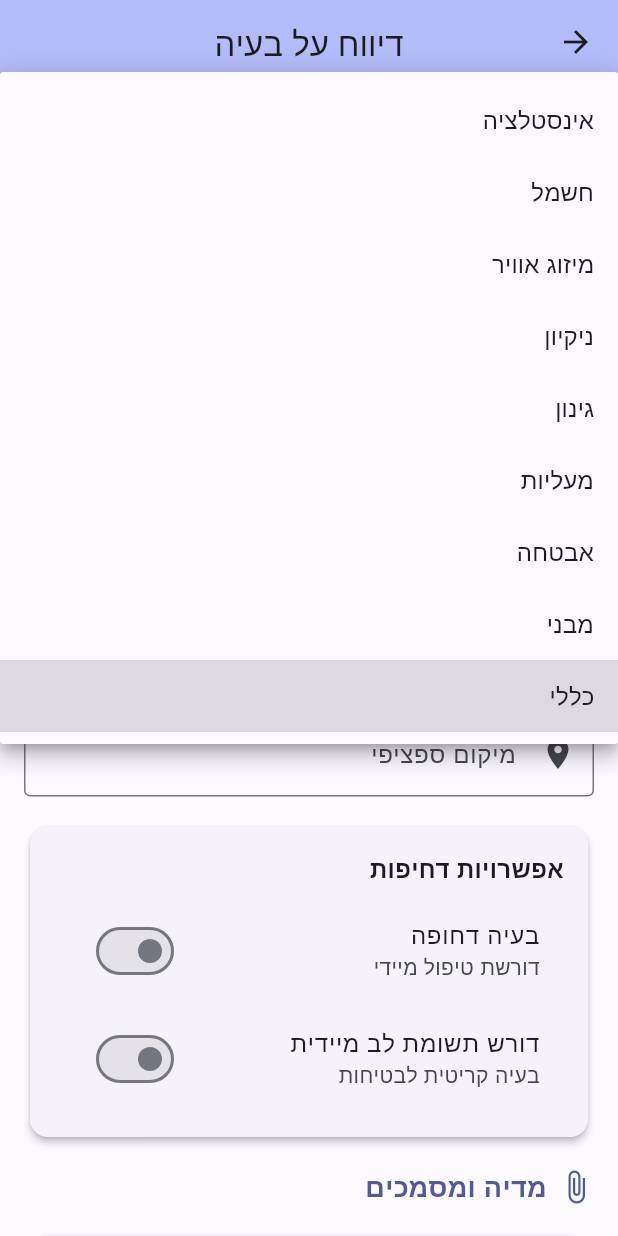
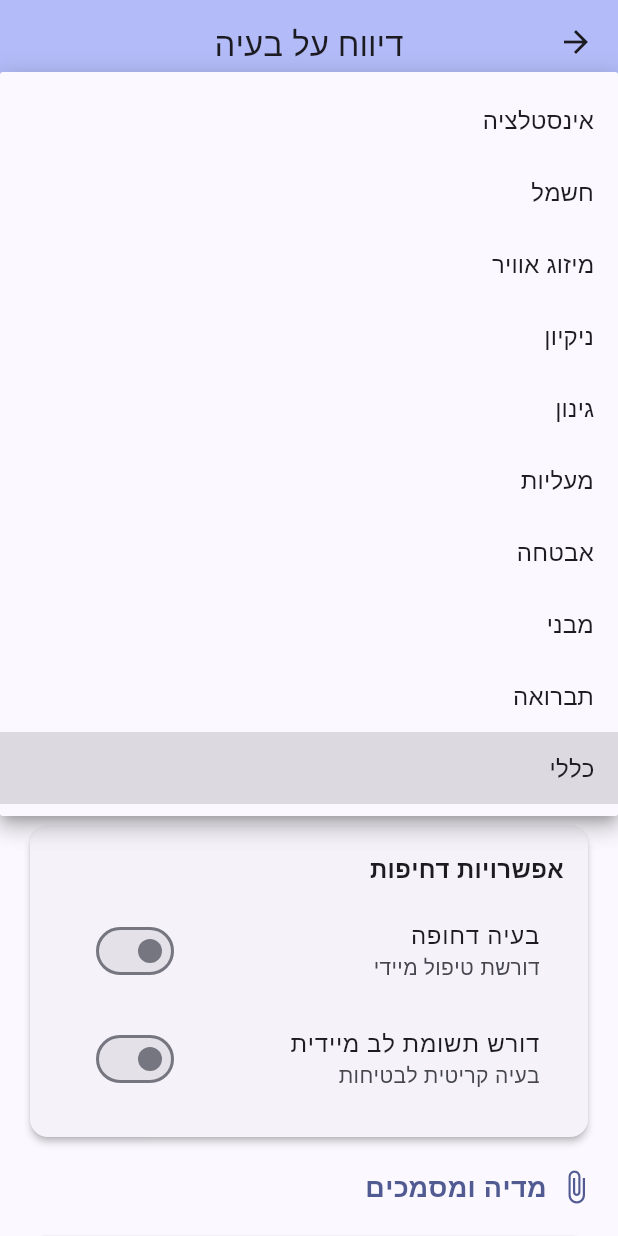
Before and after one commit to esamuel/vaadly, a Flutter app: the IssueReportingForm screen opened directly with empty values, after a tap on "כללי", on a phone screen of 412 x 824 dp. Run offline on Flutter 3.47's test engine with Material 3 defaults, Android fonts, the phone set to English and light mode, and no system bars; our stand-ins replace cloud_firestore, cloud_functions, firebase_auth, firebase_core, firebase_messaging, firebase_storage and 3 more; missing offline and left inert: flutter_stripe, mailer; accounts and stored records are empty; network calls fail.

Commit message:
fix(maintenance): add sanitation category and fix all category dropdown issues
- Added MaintenanceCategory.sanitation enum value
- Fixed all _categoryLabel and _getCategoryDisplay methods across files
- Fixed new maintenance request saving to always update local state
- Added debug logging for troubleshooting
- Enhanced building context fallback to demo_building_1

```diff
--- a/lib/core/models/maintenance_request.dart
+++ b/lib/core/models/maintenance_request.dart
@@ -26,6 +26,7 @@ enum MaintenanceCategory {
   elevator,     // מעליות
   security,     // אבטחה
   structural,   // מבני
+  sanitation,   // תברואה
   general,      // כללי
 }
 
@@ -143,6 +144,8 @@ class MaintenanceRequest {
         return 'אבטחה';
       case MaintenanceCategory.structural:
         return 'מבני';
+      case MaintenanceCategory.sanitation:
+        return 'תברואה';
       case MaintenanceCategory.general:
         return 'כללי';
     }
--- a/lib/features/maintenance/maintenance_dashboard.dart
+++ b/lib/features/maintenance/maintenance_dashboard.dart
@@ -830,8 +830,9 @@ class _AddMaintenanceRequestDialogState
         return 'אבטחה';
       case MaintenanceCategory.structural:
         return 'מבני';
+      case MaintenanceCategory.sanitation:
+        return 'תברואה';
       case MaintenanceCategory.general:
-      default:
         return 'כללי';
     }
   }
--- a/lib/features/maintenance/widgets/issue_reporting_form.dart
+++ b/lib/features/maintenance/widgets/issue_reporting_form.dart
@@ -581,6 +581,8 @@ class _IssueReportingFormState extends State<IssueReportingForm> {
         return 'אבטחה';
       case MaintenanceCategory.structural:
         return 'מבני';
+      case MaintenanceCategory.sanitation:
+        return 'תברואה';
       case MaintenanceCategory.general:
         return 'כללי';
     }
--- a/lib/features/maintenance/widgets/maintenance_request_details.dart
+++ b/lib/features/maintenance/widgets/maintenance_request_details.dart
@@ -878,6 +878,8 @@ class _MaintenanceRequestDetailsState extends State<MaintenanceRequestDetails> {
         return 'אבטחה';
       case MaintenanceCategory.structural:
         return 'מבני';
+      case MaintenanceCategory.sanitation:
+        return 'תברואה';
       case MaintenanceCategory.general:
         return 'כללי';
     }
--- a/lib/pages/firebase_maintenance_page.dart
+++ b/lib/pages/firebase_maintenance_page.dart
@@ -1013,6 +1013,10 @@ class _FirebaseMaintenancePageState extends State<FirebaseMaintenancePage> {
         return Icons.security;
       case MaintenanceCategory.structural:
         return Icons.foundation;
+      case MaintenanceCategory.sanitation:
+        return Icons.cleaning_services;
+      case MaintenanceCategory.sanitation:
+        return 'תברואה';
       case MaintenanceCategory.general:
         return Icons.build;
     }
@@ -1036,6 +1040,8 @@ class _FirebaseMaintenancePageState extends State<FirebaseMaintenancePage> {
         return 'אבטחה';
       case MaintenanceCategory.structural:
         return 'מבני';
+      case MaintenanceCategory.sanitation:
+        return 'תברואה';
       case MaintenanceCategory.general:
         return 'כללי';
     }
@@ -1359,6 +1365,8 @@ class _AddMaintenanceRequestDialogState extends State<_AddMaintenanceRequestDial
         return 'אבטחה';
       case MaintenanceCategory.structural:
         return 'מבני';
+      case MaintenanceCategory.sanitation:
+        return 'תברואה';
       case MaintenanceCategory.general:
         return 'כללי';
     }
```
